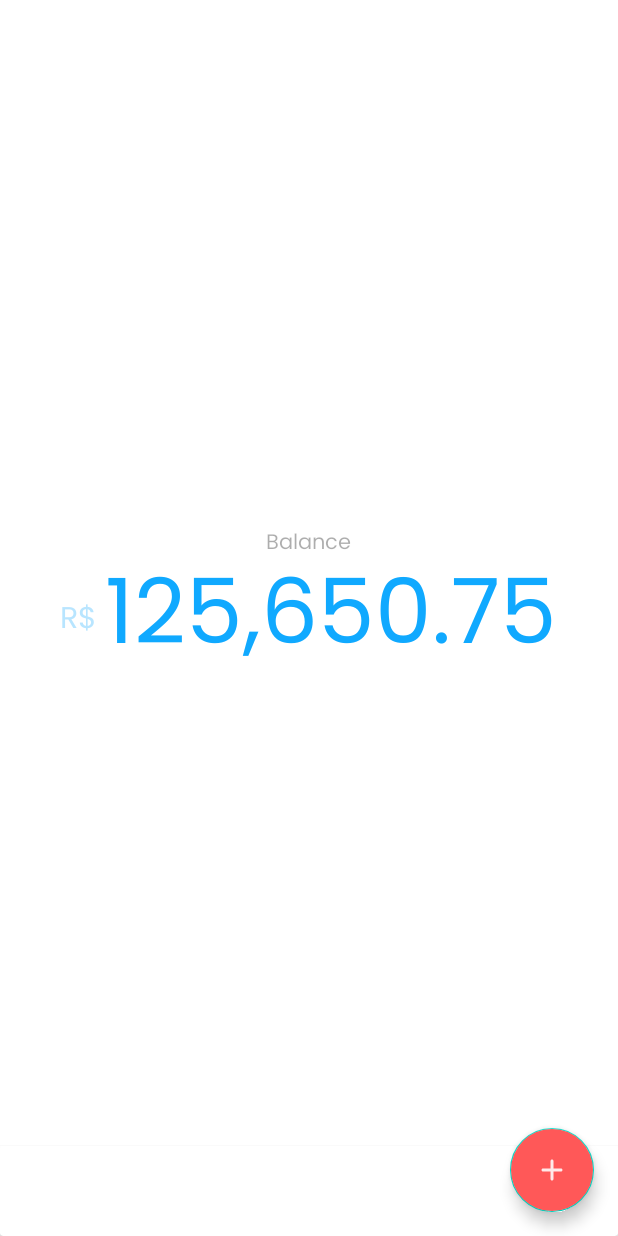
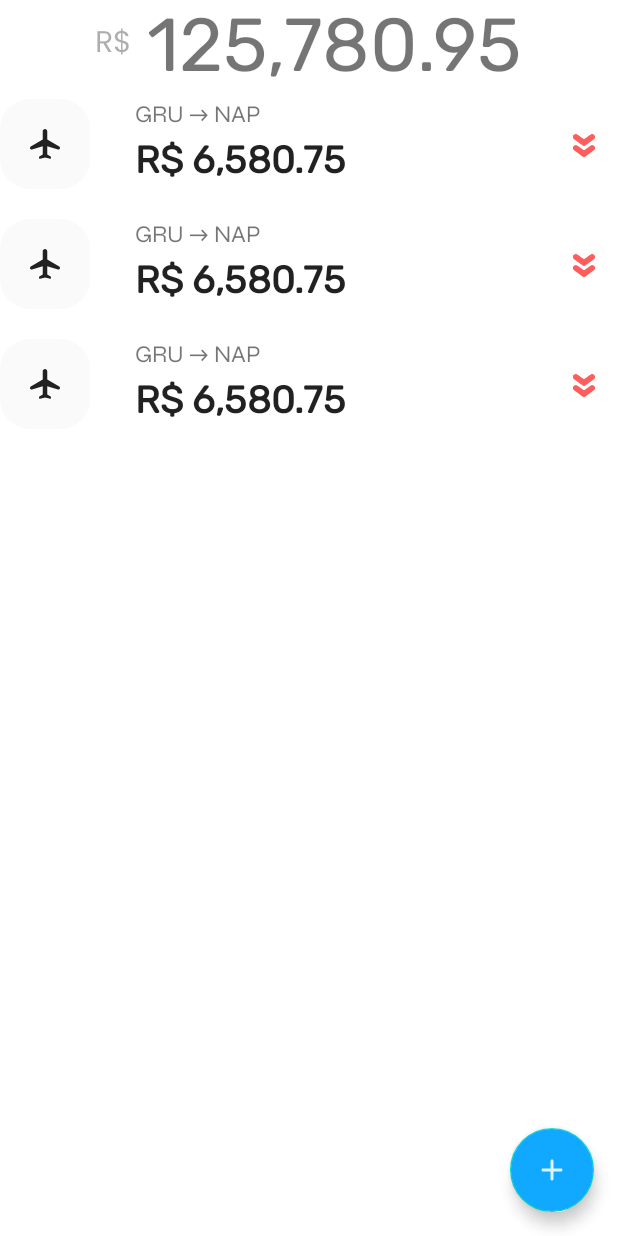
Before and after one commit to jeanbarrossilva/Laura, an Android app: the layout fragment_wallet.xml on its own in the app's theme, with its tools: preview values and no code run, on a phone screen of 412 x 824 dp. Run offline under Robolectric (Android 15) with nearby library versions, the phone set to English and light mode, and no system bars.

Commit message:
Change to the acquisition design

```diff
--- a/lauraui/src/main/java/com/jeanbarrossilva/lauraui/adapter/AcquisitionAdapter.kt
+++ b/lauraui/src/main/java/com/jeanbarrossilva/lauraui/adapter/AcquisitionAdapter.kt
@@ -4,7 +4,6 @@ import android.view.LayoutInflater
 import android.view.ViewGroup
 import androidx.recyclerview.widget.RecyclerView
 import com.jeanbarrossilva.laurafoundation.data.Acquisition
-import com.jeanbarrossilva.laurafoundation.data.AcquisitionCategory.FlightTicket
 import com.jeanbarrossilva.laurafoundation.ext.AcquisitionX.formattedValue
 import com.jeanbarrossilva.lauraui.R
 import com.jeanbarrossilva.lauraui.viewholder.AcquisitionViewHolder
@@ -13,13 +12,12 @@ class AcquisitionAdapter(private val acquisitions: List<Acquisition>) : Recycler
     override fun onCreateViewHolder(parent: ViewGroup, viewType: Int) =
         LayoutInflater.from(parent.context).inflate(R.layout.view_acquisition, parent, false).let { view -> AcquisitionViewHolder(view) }
 
+    @Suppress("SetTextI18n")
     override fun onBindViewHolder(holder: AcquisitionViewHolder, position: Int) {
         acquisitions[position].let { acquisition ->
             holder.name.text = acquisition.name
-            holder.currencySymbol.text = acquisition.currency.symbol
-            holder.value.text = acquisition.formattedValue
+            holder.price.text = "${acquisition.currency.symbol} ${acquisition.formattedValue}"
             holder.icon.setImageResource(acquisition.category.icon)
-            if (acquisition.category is FlightTicket) holder.fillFlightFieldWith(acquisition)
         }
     }
 
--- a/lauraui/src/main/res/drawable/bg_acquisition_icon.xml
+++ b/lauraui/src/main/res/drawable/bg_acquisition_icon.xml
@@ -1,6 +1,7 @@
 <?xml version="1.0" encoding="utf-8"?>
 <shape
     xmlns:android="http://schemas.android.com/apk/res/android"
-    android:shape="oval">
-    <solid android:color="@color/colorPrimary" />
+    android:shape="rectangle">
+    <solid android:color="@color/acquisition_icon" />
+    <corners android:radius="20dp" />
 </shape>
--- /dev/null
+++ b/lauraui/src/main/res/drawable/bg_acquisition_listing.xml
@@ -0,0 +1,10 @@
+<?xml version="1.0" encoding="utf-8"?>
+<shape
+    xmlns:android="http://schemas.android.com/apk/res/android"
+    android:shape="rectangle">
+    <solid android:color="@color/acquisition_listing" />
+
+    <corners
+        android:topLeftRadius="30dp"
+        android:topRightRadius="30dp" />
+</shape>
--- /dev/null
+++ b/lauraui/src/main/res/drawable/ic_double_arrow.xml
@@ -0,0 +1,14 @@
+<vector
+    xmlns:android="http://schemas.android.com/apk/res/android"
+    android:width="24dp"
+    android:height="24dp"
+    android:viewportWidth="24"
+    android:viewportHeight="24"
+    android:autoMirrored="true">
+    <path
+        android:fillColor="?android:textColorPrimary"
+        android:pathData="M20.08,11.42l-4.04,-5.65C15.7,5.29 15.15,5 14.56,5h0c-1.49,0 -2.35,1.68 -1.49,2.89L16,12l-2.93,4.11c-0.87,1.21 0,2.89 1.49,2.89h0c0.59,0 1.15,-0.29 1.49,-0.77l4.04,-5.65C20.33,12.23 20.33,11.77 20.08,11.42z" />
+    <path
+        android:fillColor="?android:textColorPrimary"
+        android:pathData="M13.08,11.42L9.05,5.77C8.7,5.29 8.15,5 7.56,5h0C6.07,5 5.2,6.68 6.07,7.89L9,12l-2.93,4.11C5.2,17.32 6.07,19 7.56,19h0c0.59,0 1.15,-0.29 1.49,-0.77l4.04,-5.65C13.33,12.23 13.33,11.77 13.08,11.42z" />
+</vector>
--- a/lauraui/src/main/res/layout/fragment_wallet.xml
+++ b/lauraui/src/main/res/layout/fragment_wallet.xml
@@ -6,35 +6,34 @@
     android:layout_width="match_parent"
     android:layout_height="match_parent">
 
+    <ScrollView
+        android:id="@+id/scroll_main_layout_container"
+        android:layout_width="match_parent"
+        android:layout_height="wrap_content"
+        android:paddingBottom="20dp"
+        app:layout_constraintTop_toTopOf="parent">
+
+        <androidx.constraintlayout.widget.ConstraintLayout
+            android:layout_width="match_parent"
+            android:layout_height="wrap_content">
+
             <LinearLayout
                 android:layout_width="match_parent"
-        android:layout_height="wrap_content"
-        android:gravity="center"
+                android:layout_height="match_parent"
                 android:orientation="vertical"
-        app:layout_constraintTop_toTopOf="parent"
-        app:layout_constraintBottom_toBottomOf="parent"
-        tools:layout_marginBottom="130dp">
-
-        <TextView
-            android:id="@+id/balance_title"
-            android:layout_width="wrap_content"
-            android:layout_height="wrap_content"
-            android:alpha="?android:secondaryContentAlpha"
-            android:text="@string/balance" />
+                android:weightSum="1">
 
                 <LinearLayout
-            android:id="@+id/layout_balance"
                     android:layout_width="match_parent"
-            android:layout_height="wrap_content"
-            android:gravity="center"
-            android:translationY="-10dp">
+                    android:layout_height="0dp"
+                    android:layout_weight="0.30"
+                    android:gravity="center">
 
                     <TextView
                         android:id="@+id/currency_symbol"
                         android:layout_width="wrap_content"
                         android:layout_height="wrap_content"
-                android:alpha="0.3"
-                android:textColor="@color/colorPrimary"
+                        android:alpha="?android:secondaryContentAlpha"
                         android:textSize="20sp"
                         tools:text="R$" />
 
@@ -42,34 +41,27 @@
                         android:id="@+id/balance"
                         android:layout_width="wrap_content"
                         android:layout_height="wrap_content"
-                android:layout_marginStart="5dp"
-                android:textColor="@color/colorPrimary"
-                android:textSize="60sp"
-                tools:text="125,650.75" />
+                        android:layout_marginStart="10dp"
+                        android:fontFamily="@font/rubik"
+                        android:textSize="50sp"
+                        tools:text="125,780.95" />
 
                 </LinearLayout>
 
+                <androidx.recyclerview.widget.RecyclerView
+                    android:layout_width="match_parent"
+                    android:layout_height="0dp"
+                    android:layout_weight="0.7"
+                    android:paddingTop="5dp"
+                    android:elevation="2dp"
+                    android:background="@drawable/bg_acquisition_listing"
+                    tools:listitem="@layout/view_acquisition" />
+
             </LinearLayout>
 
-    <androidx.coordinatorlayout.widget.CoordinatorLayout
-        android:id="@+id/layout_acquisitions_listing"
-        android:layout_width="match_parent"
-        android:layout_height="match_parent"
-        app:layout_constraintBottom_toBottomOf="parent">
+        </androidx.constraintlayout.widget.ConstraintLayout>
 
-        <androidx.cardview.widget.CardView
-            android:id="@+id/acquisitions_listing_view"
-            android:layout_width="match_parent"
-            android:layout_height="wrap_content"
-            app:layout_behavior="com.google.android.material.bottomsheet.BottomSheetBehavior"
-            app:behavior_peekHeight="200dp"
-            app:cardBackgroundColor="@color/acquisition_listing">
-
-            <include layout="@layout/fragment_acquisition_listing" />
-
-        </androidx.cardview.widget.CardView>
-
-    </androidx.coordinatorlayout.widget.CoordinatorLayout>
+    </ScrollView>
 
     <com.google.android.material.floatingactionbutton.FloatingActionButton
         android:id="@+id/fab"
@@ -79,7 +71,7 @@
         android:layout_marginBottom="16dp"
         android:src="@drawable/ic_add"
         app:tint="@android:color/white"
-        android:backgroundTint="@color/colorAccent"
+        android:backgroundTint="@color/colorPrimary"
         app:layout_constraintEnd_toEndOf="parent"
         app:layout_constraintBottom_toBottomOf="parent" />
 
--- a/lauraui/src/main/res/layout/view_acquisition.xml
+++ b/lauraui/src/main/res/layout/view_acquisition.xml
@@ -1,37 +1,24 @@
 <?xml version="1.0" encoding="utf-8"?>
-<androidx.cardview.widget.CardView
+<LinearLayout
     xmlns:android="http://schemas.android.com/apk/res/android"
     xmlns:app="http://schemas.android.com/apk/res-auto"
     xmlns:tools="http://schemas.android.com/tools"
     android:layout_width="match_parent"
     android:layout_height="wrap_content"
-    android:layout_marginBottom="15dp"
+    android:layout_marginBottom="20dp"
     android:orientation="vertical"
-    app:cardCornerRadius="10dp"
-    app:cardBackgroundColor="?android:colorBackground"
+    tools:layout_marginTop="20dp"
     tools:layout_marginHorizontal="20dp">
 
     <androidx.constraintlayout.widget.ConstraintLayout
         android:layout_width="match_parent"
         android:layout_height="wrap_content">
 
-        <LinearLayout
-            android:id="@+id/details"
-            android:layout_width="wrap_content"
-            android:layout_height="wrap_content"
-            android:padding="15dp"
-            app:layout_constraintTop_toTopOf="parent"
-            app:layout_constraintStart_toStartOf="parent">
-
-            <ImageView
+        <ImageButton
             android:id="@+id/icon"
-                android:layout_width="40dp"
-                android:layout_height="40dp"
-                android:padding="10dp"
-                android:contentDescription="@string/label_acquisition_icon"
-                android:src="@drawable/ic_question"
+            android:layout_width="60dp"
+            android:layout_height="60dp"
             android:background="@drawable/bg_acquisition_icon"
-                app:tint="@android:color/white"
             app:layout_constraintTop_toTopOf="parent"
             app:layout_constraintStart_toStartOf="parent"
             app:layout_constraintBottom_toBottomOf="parent"
@@ -40,67 +27,45 @@
         <LinearLayout
             android:layout_width="wrap_content"
             android:layout_height="wrap_content"
-                android:layout_marginStart="20dp"
-                android:orientation="vertical">
+            android:layout_marginStart="30dp"
+            android:orientation="vertical"
+            app:layout_constraintTop_toTopOf="parent"
+            app:layout_constraintStart_toEndOf="@+id/icon">
 
             <TextView
                 android:id="@+id/name"
                 android:layout_width="wrap_content"
                 android:layout_height="wrap_content"
-                    android:textStyle="bold"
-                    android:textSize="17sp"
-                    tools:text="GAL → NAP" />
+                android:fontFamily="@font/syne"
+                android:textSize="16sp"
+                tools:text="GRU → NAP" />
 
             <TextView
-                    android:id="@+id/flight_date_time"
+                android:id="@+id/price"
                 android:layout_width="wrap_content"
                 android:layout_height="wrap_content"
-                    android:alpha="?android:secondaryContentAlpha"
-                    android:visibility="gone"
-                    android:textColor="?android:textColorSecondary"
-                    android:textSize="12sp"
-                    tools:visibility="visible"
-                    tools:text="October 8, 2023, 03:50 – 19:25" />
+                android:layout_marginTop="5dp"
+                android:fontFamily="@font/rubik"
+                android:textStyle="bold"
+                android:textColor="?android:textColorPrimary"
+                android:textSize="25sp"
+                tools:text="R$ 6,580.75" />
 
         </LinearLayout>
 
-        </LinearLayout>
-
-        <androidx.cardview.widget.CardView
-            android:id="@+id/layout_value"
-            android:layout_width="match_parent"
-            android:layout_height="wrap_content"
-            app:contentPadding="10dp"
-            app:cardBackgroundColor="@color/colorPrimary"
-            app:layout_constraintTop_toBottomOf="@+id/details">
-
-            <LinearLayout
-                android:layout_width="match_parent"
-                android:layout_height="wrap_content"
-                android:gravity="center">
-
-                <TextView
-                    android:id="@+id/currency_symbol"
-                    android:layout_width="wrap_content"
-                    android:layout_height="wrap_content"
-                    android:alpha="?android:secondaryContentAlpha"
-                    android:fontFamily="@font/poppins_light"
-                    android:textColor="@android:color/white"
-                    tools:text="R$" />
-
-                <TextView
-                    android:id="@+id/value"
-                    android:layout_width="wrap_content"
-                    android:layout_height="wrap_content"
-                    android:layout_marginStart="5dp"
-                    android:textColor="@android:color/white"
-                    android:textSize="25sp"
-                    tools:text="6.420,00" />
-
-            </LinearLayout>
-
-        </androidx.cardview.widget.CardView>
+        <ImageView
+            android:id="@+id/indicator"
+            android:layout_width="25dp"
+            android:layout_height="25dp"
+            android:layout_marginEnd="10dp"
+            android:rotation="90"
+            app:tint="@android:color/holo_red_light"
+            app:layout_constraintTop_toTopOf="parent"
+            app:layout_constraintEnd_toEndOf="parent"
+            app:layout_constraintBottom_toBottomOf="parent"
+            tools:src="@drawable/ic_double_arrow"
+            tools:tint="@android:color/holo_red_light"/>
 
     </androidx.constraintlayout.widget.ConstraintLayout>
 
-</androidx.cardview.widget.CardView>
+</LinearLayout>
--- a/lauraui/src/main/res/values-night/colors.xml
+++ b/lauraui/src/main/res/values-night/colors.xml
@@ -1,4 +1,5 @@
 <?xml version="1.0" encoding="utf-8"?>
 <resources>
-    <color name="acquisition_listing">#1B1B1B</color>
+    <color name="acquisition_icon">#2C2C2C</color>
+    <color name="acquisition_listing">#353535</color>
 </resources>
--- a/lauraui/src/main/res/values/colors.xml
+++ b/lauraui/src/main/res/values/colors.xml
@@ -3,7 +3,8 @@
     <color name="colorPrimary">#10A9FF</color>
     <color name="colorPrimaryDark">#0D91DC</color>
     <color name="colorAccent">#FF5858</color>
-    <color name="acquisition_listing">@android:color/white</color>
+    <color name="acquisition_icon">#FAFAFA</color>
+    <color name="acquisition_listing">?android:colorBackground</color>
     <color name="laura_edit_text">#F4F4F4</color>
     <color name="laura_spinner">#ECECEC</color>
     <color name="laura_spinner_text">#CD000000</color>
```
Also changed, not shown: laurafoundation/src/main/java/com/jeanbarrossilva/laurafoundation/data/AcquisitionCategory.kt (+4 -6 lines), lauraui/src/main/java/com/jeanbarrossilva/lauraui/viewholder/AcquisitionViewHolder.kt (+1 -20 lines), lauraui/src/main/res/font/rubik.ttf (added), lauraui/src/main/res/font/syne.ttf (added). Lines whose indentation alone changed are shown as unchanged.
